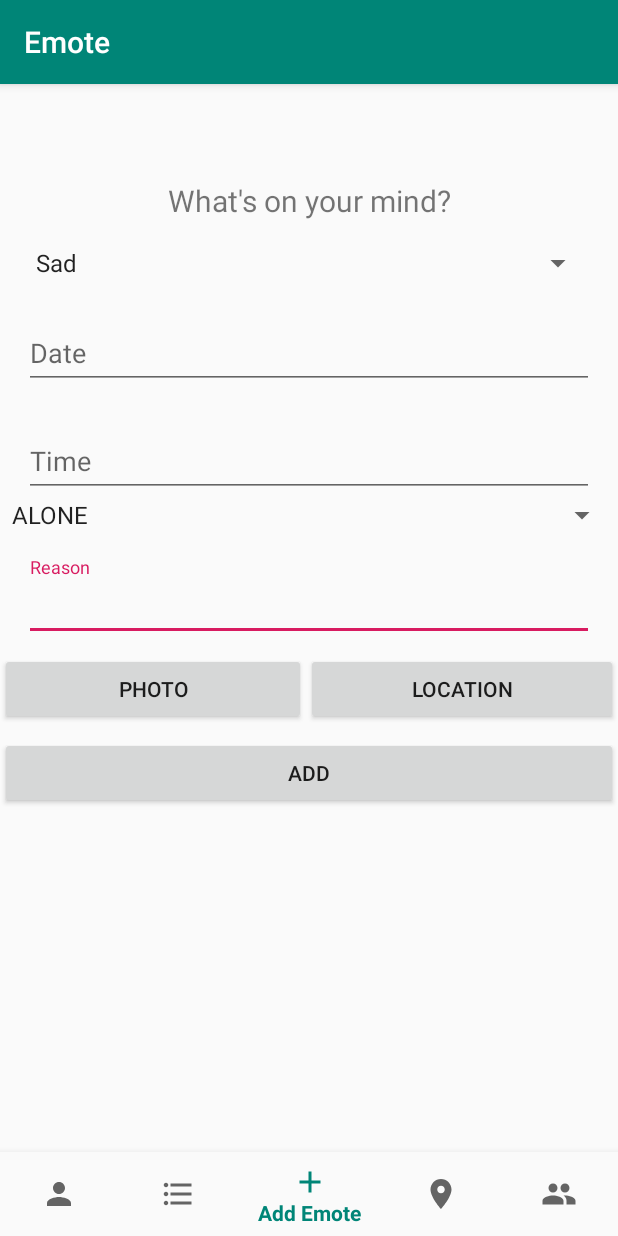
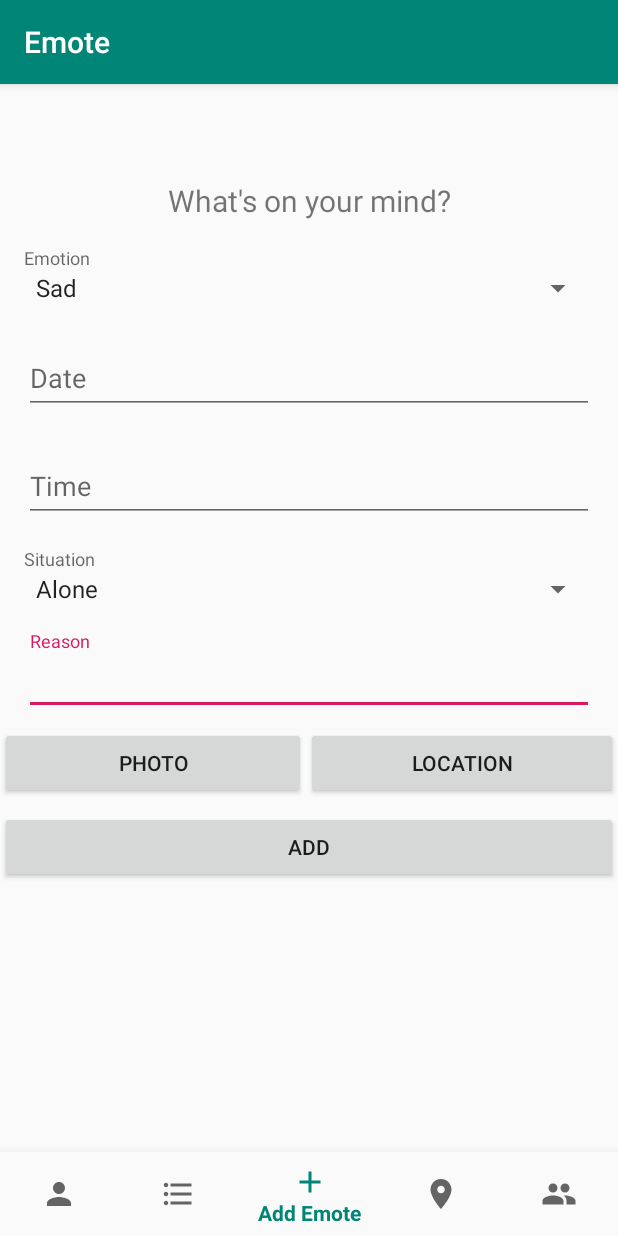
Before and after one commit to CMPUT301F19T25/0.8XEng, an Android app: the AddEmoteFragment screen opened directly, with no data from a screen before it, on a phone screen of 412 x 824 dp. Run offline under Robolectric (Android 15) with nearby library versions, the phone set to English and light mode, and no system bars; our stand-ins replace Firebase (no records; nobody signed in at launch, a user with empty details on screens opened directly), navigation-ui.

Commit message:
Added Situation strings xml file and fixed up the spinners

```diff
--- a/source/app/src/main/java/com/example/emote/Emotion.java
+++ b/source/app/src/main/java/com/example/emote/Emotion.java
@@ -12,7 +12,7 @@ public enum Emotion {
     ANNOYED,
     STRESSED;
 
-    public static String[] getEmotionStrings(Context context) {
+    public static String[] getStrings(Context context) {
         String emotions[] = new String[Emotion.values().length];
         for (int i = 0; i < Emotion.values().length; i++) {
             int identifier = context.getResources().getIdentifier(Emotion.values()[i].toString(), "string", context.getPackageName());
--- a/source/app/src/main/java/com/example/emote/Situation.java
+++ b/source/app/src/main/java/com/example/emote/Situation.java
@@ -1,8 +1,19 @@
 package com.example.emote;
+
+import android.content.Context;
 
 public enum Situation {
     ALONE,
     ONE_PERSON,
     FEW_PEOPLE,
-    CROWD
+    CROWD;
+
+    public static String[] getStrings(Context context) {
+        String situations[] = new String[Situation.values().length];
+        for (int i = 0; i < Situation.values().length; i++) {
+            int identifier = context.getResources().getIdentifier(Situation.values()[i].toString(), "string", context.getPackageName());
+            situations[i] = context.getResources().getString(identifier);
+        }
+        return  situations;
+    }
 }
--- a/source/app/src/main/java/com/example/emote/ui/addemote/AddEmoteFragment.java
+++ b/source/app/src/main/java/com/example/emote/ui/addemote/AddEmoteFragment.java
@@ -68,8 +68,8 @@ public class AddEmoteFragment extends Fragment {
                 ViewModelProviders.of(this).get(AddEmoteViewModel.class);
         View root = initializeViews(inflater, container);
 
-        situationSpinner.setAdapter(new ArrayAdapter<Situation>(getContext(), android.R.layout.simple_spinner_item, Situation.values()));
-        emotionSpinner.setAdapter(new ArrayAdapter<String>(getContext(), android.R.layout.simple_spinner_item, Emotion.getEmotionStrings(getContext())));
+        situationSpinner.setAdapter(new ArrayAdapter<String>(getContext(), android.R.layout.simple_spinner_item, Situation.getStrings(getContext())));
+        emotionSpinner.setAdapter(new ArrayAdapter<String>(getContext(), android.R.layout.simple_spinner_item, Emotion.getStrings(getContext())));
 
         textDateField.setInputType(InputType.TYPE_NULL);
         textDateField.setOnClickListener(new View.OnClickListener() {
@@ -122,7 +122,6 @@ public class AddEmoteFragment extends Fragment {
         String dateString = textDateField.getText().toString();
         String timeString = textTimeField.getText().toString();
         String reasonString = textReasonField.getText().toString();
-
         EmotionEvent event = new EmotionEvent(Emotion.HAPPY, Situation.ALONE, reasonString, new Date(System.currentTimeMillis()));
 
         FireStoreHandler fsh = new FireStoreHandler("dman");
--- a/source/app/src/main/java/com/example/emote/ui/listemote/ListEmoteFragment.java
+++ b/source/app/src/main/java/com/example/emote/ui/listemote/ListEmoteFragment.java
@@ -47,7 +47,7 @@ public class ListEmoteFragment extends Fragment {
         spinner = root.findViewById(R.id.spinner);
 
 
-        ArrayAdapter<String> adapter = new ArrayAdapter<String>(getContext(), android.R.layout.simple_spinner_item, Emotion.getEmotionStrings(getContext()));
+        ArrayAdapter<String> adapter = new ArrayAdapter<String>(getContext(), android.R.layout.simple_spinner_item, Emotion.getStrings(getContext()));
         spinner.setAdapter(adapter);
 
 
--- a/source/app/src/main/res/layout/fragment_add_emote.xml
+++ b/source/app/src/main/res/layout/fragment_add_emote.xml
@@ -24,6 +24,7 @@
         android:layout_width="match_parent"
         android:layout_height="wrap_content"
         android:layout_margin="@dimen/activity_horizontal_margin"
+        app:helperText="Emotion"
         app:hintEnabled="true"
         app:layout_constraintTop_toBottomOf="@+id/text_add_emote"
         tools:layout_editor_absoluteX="16dp">
@@ -49,9 +50,9 @@
             android:id="@+id/text_date_field"
             android:layout_width="match_parent"
             android:layout_height="wrap_content"
-            android:inputType="date"
+            android:focusable="false"
             android:hint="Date"
-            android:focusable="false" />
+            android:inputType="date" />
     </com.google.android.material.textfield.TextInputLayout>
 
     <com.google.android.material.textfield.TextInputLayout
@@ -67,18 +68,29 @@
             android:id="@+id/text_time_field"
             android:layout_width="match_parent"
             android:layout_height="wrap_content"
-            android:inputType="time"
+            android:focusable="false"
             android:hint="Time"
-            android:focusable="false"/>
+            android:inputType="time" />
     </com.google.android.material.textfield.TextInputLayout>
 
-
-    <Spinner
-        android:id="@+id/spinner_situation"
+    <com.google.android.material.textfield.TextInputLayout
+        android:id="@+id/text_layout_situation"
         android:layout_width="match_parent"
         android:layout_height="wrap_content"
-        android:hint="Situation"
-        app:layout_constraintTop_toBottomOf="@+id/text_layout_time" />
+        android:layout_margin="@dimen/activity_horizontal_margin"
+        app:helperText="Situation"
+        app:hintEnabled="true"
+        app:layout_constraintTop_toBottomOf="@+id/text_layout_time"
+        tools:layout_editor_absoluteX="16dp">
+
+        <Spinner
+            android:id="@+id/spinner_situation"
+            android:layout_width="match_parent"
+            android:layout_height="wrap_content"
+            android:layout_weight="1"
+            android:hint="Situation" />
+
+    </com.google.android.material.textfield.TextInputLayout>
 
 
     <com.google.android.material.textfield.TextInputLayout
@@ -87,7 +99,7 @@
         android:layout_height="wrap_content"
         android:layout_margin="@dimen/activity_horizontal_margin"
         app:hintEnabled="true"
-        app:layout_constraintTop_toBottomOf="@+id/spinner_situation"
+        app:layout_constraintTop_toBottomOf="@+id/text_layout_situation"
         tools:layout_editor_absoluteX="16dp">
 
         <EditText
--- /dev/null
+++ b/source/app/src/main/res/values/situations.xml
@@ -0,0 +1,7 @@
+<?xml version="1.0" encoding="utf-8"?>
+<resources>
+    <string name="ALONE">Alone</string>
+    <string name="ONE_PERSON">One Person</string>
+    <string name="FEW_PEOPLE">A Few People</string>
+    <string name="CROWD">Crowd</string>
+</resources>
```
